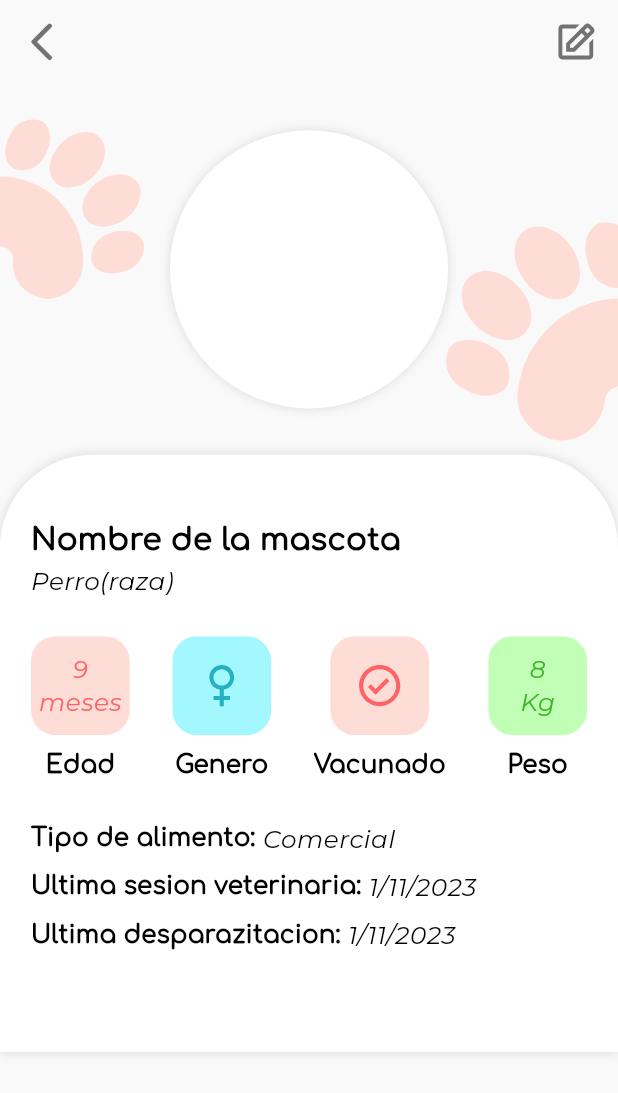
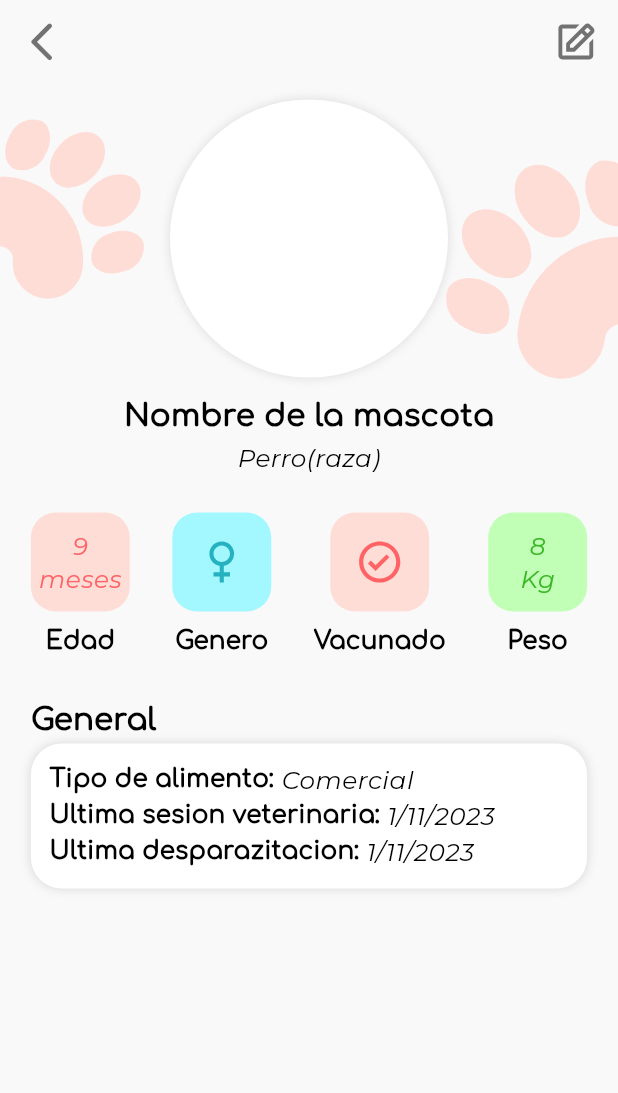
Before and after one commit to PettoORG/petto_app, a Flutter app: the screen it shows after launch, on a phone screen of 412 x 824 dp. Shown: the top 1093 px of the screen. Run offline on Flutter 3.47's test engine with Material 2 defaults, Android fonts, the phone set to English and light mode, and no system bars; our stand-ins replace connectivity_plus, flutter_animate, flutter_svg, go_router, google_nav_bar, icons_plus and 3 more; generated files the repository leaves out were written again; project files that could hold a hidden picture were left out.

Commit message:
pet profile refactior

```diff
--- a/lib/UI/screens/pet_profile.dart
+++ b/lib/UI/screens/pet_profile.dart
@@ -11,6 +11,83 @@ class PetProfileScreen extends StatelessWidget {
   static const name = 'pet-profile';
 
   const PetProfileScreen({Key? key}) : super(key: key);
+
+  @override
+  Widget build(BuildContext context) {
+    ColorScheme color = Theme.of(context).colorScheme;
+    TextTheme textStyle = Theme.of(context).textTheme;
+    return Scaffold(
+      body: CustomScrollView(
+        physics: const BouncingScrollPhysics(),
+        slivers: [
+          SliverAppBar(
+            floating: true,
+            leading: IconButton(onPressed: () => context.pop(), icon: const Icon(Icons.arrow_back_ios_new_rounded)),
+            actions: [IconButton(onPressed: () {}, icon: const Icon(BoxIcons.bx_edit)), SizedBox(width: 1.w)],
+          ),
+          SliverList.list(
+            children: [
+              const _PetAvatarSection(),
+              const _BasicInformation(),
+              SizedBox(height: 3.h),
+              const _GeneralInformation(),
+            ],
+          ),
+        ],
+      ),
+    );
+  }
+}
+
+class _GeneralInformation extends StatelessWidget {
+  const _GeneralInformation();
+
+  @override
+  Widget build(BuildContext context) {
+    ColorScheme color = Theme.of(context).colorScheme;
+    TextTheme textStyle = Theme.of(context).textTheme;
+    return Padding(
+      padding: EdgeInsets.symmetric(horizontal: 5.w),
+      child: Column(
+        crossAxisAlignment: CrossAxisAlignment.start,
+        children: [
+          Text(
+            'General',
+            style: textStyle.titleMedium,
+          ),
+          InkWell(
+            onTap: () {},
+            borderRadius: BorderRadius.circular(5.w),
+            child: Ink(
+              padding: EdgeInsets.all(3.w),
+              decoration: BoxDecoration(
+                color: color.surfaceVariant,
+                borderRadius: BorderRadius.circular(5.w),
+                boxShadow: [
+                  BoxShadow(
+                    color: color.shadow,
+                    blurRadius: 5,
+                    offset: const Offset(0, 0),
+                  ),
+                ],
+              ),
+              child: const Column(
+                children: [
+                  InfoRow(title: 'Tipo de alimento', body: 'Comercial'),
+                  InfoRow(title: 'Ultima sesion veterinaria', body: '1/11/2023'),
+                  InfoRow(title: 'Ultima desparazitacion', body: '1/11/2023'),
+                ],
+              ),
+            ),
+          )
+        ],
+      ),
+    );
+  }
+}
+
+class _BasicInformation extends StatelessWidget {
+  const _BasicInformation();
 
   @override
   Widget build(BuildContext context) {
@@ -52,36 +129,9 @@ class PetProfileScreen extends StatelessWidget {
           title: 'Peso',
           color: color.tertiaryContainer),
     ];
-    return Scaffold(
-      body: CustomScrollView(
-        physics: const BouncingScrollPhysics(),
-        slivers: [
-          SliverAppBar(
-            floating: true,
-            leading: IconButton(onPressed: () => context.pop(), icon: const Icon(Icons.arrow_back_ios_new_rounded)),
-            actions: [IconButton(onPressed: () {}, icon: const Icon(BoxIcons.bx_edit)), SizedBox(width: 1.w)],
-          ),
-          SliverList.list(
-            children: [
-              const _PetAvatarSection(),
-              Container(
-                padding: EdgeInsets.symmetric(vertical: 5.h, horizontal: 5.w),
-                decoration: BoxDecoration(
-                  color: lightSurfaceVariant,
-                  boxShadow: const [
-                    BoxShadow(
-                      blurRadius: 5,
-                      color: lightShadowColor,
-                      offset: Offset(0, 0),
-                    )
-                  ],
-                  borderRadius: BorderRadius.only(
-                    topLeft: Radius.circular(15.w),
-                    topRight: Radius.circular(15.w),
-                  ),
-                ),
+    return Padding(
+      padding: EdgeInsets.symmetric(horizontal: 5.w),
       child: Column(
-                  crossAxisAlignment: CrossAxisAlignment.start,
         children: [
           Text(
             'Nombre de la mascota',
@@ -94,21 +144,7 @@ class PetProfileScreen extends StatelessWidget {
           SizedBox(height: 3.h),
           Row(
               mainAxisAlignment: MainAxisAlignment.spaceBetween,
-                      children: List.generate(
-                          options.length,
-                          (index) =>
-                              Material(color: Colors.transparent, child: SharedOptionCard(option: options[index]))),
-                    ),
-                    SizedBox(height: 3.h),
-                    const InfoRow(title: 'Tipo de alimento', body: 'Comercial'),
-                    const InfoRow(title: 'Ultima sesion veterinaria', body: '1/11/2023'),
-                    const InfoRow(title: 'Ultima desparazitacion', body: '1/11/2023'),
-                    SizedBox(height: 2.h),
-                  ],
-                ),
-              )
-            ],
-          ),
+              children: List.generate(options.length, (index) => SharedOptionCard(option: options[index]))),
         ],
       ),
     );
@@ -121,7 +157,7 @@ class _PetAvatarSection extends StatelessWidget {
   @override
   Widget build(BuildContext context) {
     return SizedBox(
-      height: 30.h,
+      height: 25.h,
       child: Stack(
         children: [
           _DecorationWidget(size: 40.w, left: -10.w, angle: 50),
@@ -175,7 +211,6 @@ class InfoRow extends StatelessWidget {
             ),
           ],
         ),
-        SizedBox(height: 1.h),
       ],
     );
   }
--- a/lib/UI/screens/user_profile.dart
+++ b/lib/UI/screens/user_profile.dart
@@ -62,7 +62,6 @@ class _CardOption extends StatelessWidget {
   Widget build(BuildContext context) {
     return Padding(
       padding: EdgeInsets.symmetric(horizontal: 7.w),
-      child: Material(
       child: InkWell(
         onTap: () {},
         borderRadius: BorderRadius.circular(5.w),
@@ -102,7 +101,6 @@ class _CardOption extends StatelessWidget {
                 color: lightShadowColor,
               )
             ],
-            ),
           ),
         ),
       ),
```
Lines whose indentation alone changed are shown as unchanged.
